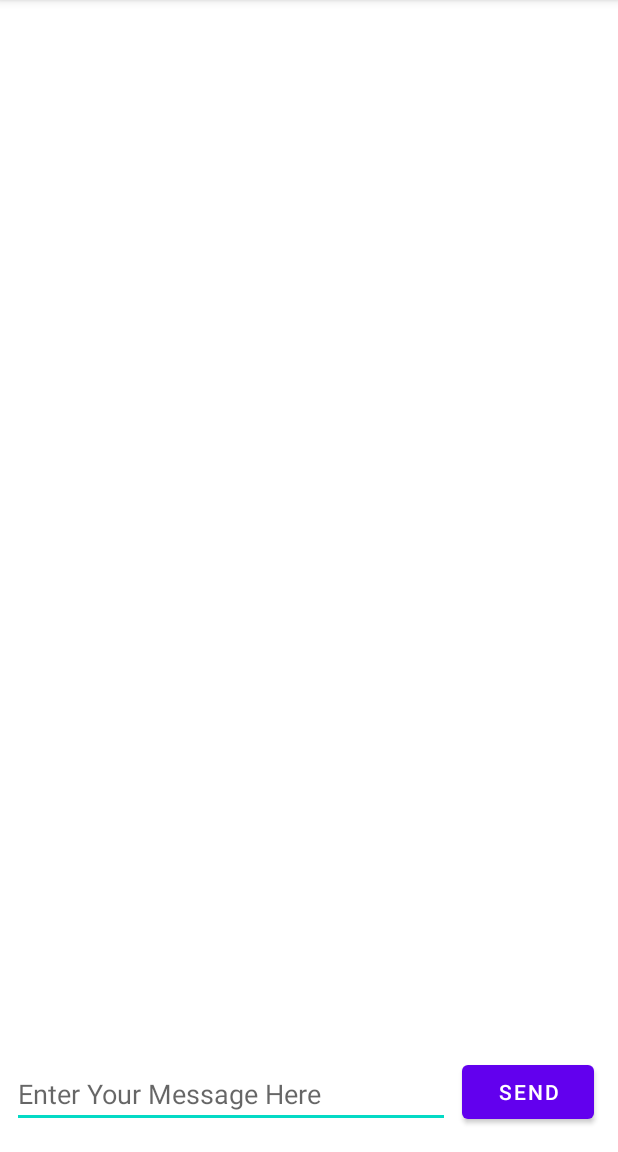
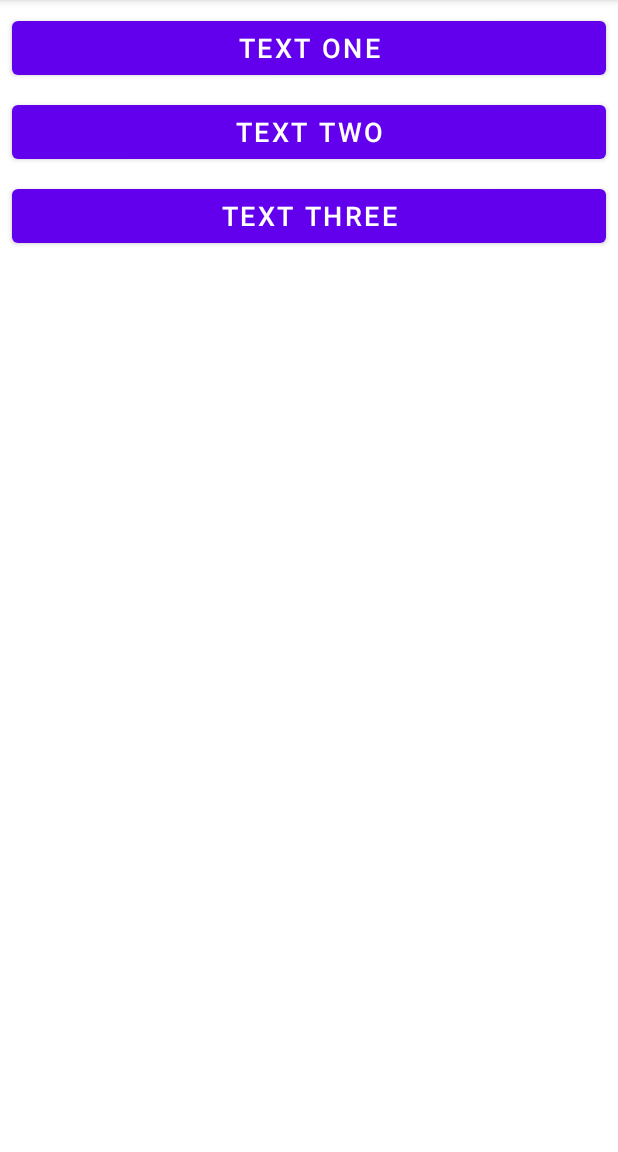
Before and after one commit to RohanSubba/Activities-and-intents, an Android app: the MainActivity screen opened directly, with no data from a screen before it, on a phone screen of 412 x 824 dp, the part 84-1236 px from its top. Run offline under Robolectric (Android 15) with nearby library versions, the phone set to English and light mode, and no system bars.

Commit message:
coding challenge completed

```diff
--- a/app/src/main/java/com/example/twoactivities/MainActivity.java
+++ b/app/src/main/java/com/example/twoactivities/MainActivity.java
@@ -1,56 +1,41 @@
 package com.example.twoactivities;
-
-import androidx.annotation.Nullable;
 import androidx.appcompat.app.AppCompatActivity;
 
 import android.content.Intent;
 import android.os.Bundle;
-import android.util.Log;
 import android.view.View;
-import android.widget.EditText;
-import android.widget.TextView;
+import android.widget.Toast;
+
+import com.example.twoactivities.R;
+import com.example.twoactivities.SecondActivity;
 
 public class MainActivity extends AppCompatActivity {
-    public static final int TEXT_REQUEST = 1;
-    private TextView mReplyHeadTextView;
-    private TextView mReplyTextView;
 
-    private EditText mMessageEditText;
-    public static final String EXTRA_MESSAGE =
-            "com.example.android.twoactivities.extra.MESSAGE";
-
-    private static final String LOG_TAG =
-            MainActivity.class.getSimpleName();
+    public static final String EXTRA_TEXT = "me.mahakagg.threebuttonstwoactivities.extra.TEXT";
 
     @Override
     protected void onCreate(Bundle savedInstanceState) {
         super.onCreate(savedInstanceState);
         setContentView(R.layout.activity_main);
-        mMessageEditText = findViewById(R.id.editText_main);
-        mReplyHeadTextView = findViewById(R.id.text_header_reply);
-        mReplyTextView = findViewById(R.id.text_message_reply);
-
     }
 
-    public void launchSecondActivity(View view) {
-        Log.d(LOG_TAG, "Button clicked!");
+    public void showText(View view) {
         Intent intent = new Intent(this, SecondActivity.class);
-        startActivity(intent);
-        String message = mMessageEditText.getText().toString();
-        intent.putExtra(EXTRA_MESSAGE, message);
-        startActivityForResult(intent, TEXT_REQUEST);
-    }
 
-    @Override
-    protected void onActivityResult(int requestCode, int resultCode, @Nullable Intent data) {
-        super.onActivityResult(requestCode, resultCode, data);
-        if (requestCode == TEXT_REQUEST) {
-            if (resultCode == RESULT_OK) {
-                String reply = data.getStringExtra(SecondActivity.EXTRA_REPLY);
-                mReplyHeadTextView.setVisibility(View.VISIBLE);
-                mReplyTextView.setText(reply);
-                mReplyTextView.setVisibility(View.VISIBLE);
-            }
+//        insert some random text; got from randomtextgenerator.com
+        switch (view.getId()){
+            case R.id.button_one:
+                intent.putExtra(EXTRA_TEXT, getString(R.string.display_one)); startActivity(intent);
+                break;
+            case R.id.button_two:
+                intent.putExtra(EXTRA_TEXT, getString(R.string.display_two)); startActivity(intent);
+                break;
+            case R.id.button_three:
+                intent.putExtra(EXTRA_TEXT, getString(R.string.display_three)); startActivity(intent);
+                break;
+            default:
+                Toast.makeText(MainActivity.this, "There was an error", Toast.LENGTH_LONG).show();
+                break;
         }
     }
 }
--- a/app/src/main/res/layout/activity_main.xml
+++ b/app/src/main/res/layout/activity_main.xml
@@ -6,55 +6,45 @@
     android:layout_height="match_parent"
     tools:context=".MainActivity">
 
-    <TextView
-        android:id="@+id/text_header_reply"
-        android:layout_width="wrap_content"
+    <Button
+        android:id="@+id/button_one"
+        android:layout_width="0dp"
         android:layout_height="wrap_content"
-        android:layout_marginLeft="8dp"
+        android:layout_marginEnd="8dp"
         android:layout_marginStart="8dp"
-        android:layout_marginTop="16dp"
-        android:text="@string/text_header_reply"
-        android:textAppearance="@style/TextAppearance.AppCompat.Medium"
-        android:textStyle="bold"
+        android:layout_marginTop="8dp"
+        android:text="@string/text_one"
+        android:textSize="18sp"
+        app:layout_constraintEnd_toEndOf="parent"
         app:layout_constraintStart_toStartOf="parent"
         app:layout_constraintTop_toTopOf="parent"
-        android:visibility="invisible"/>
+        android:onClick="showText"/>
 
-    <TextView
-        android:id="@+id/text_message_reply"
-        android:layout_width="wrap_content"
+    <Button
+        android:id="@+id/button_two"
+        android:layout_width="0dp"
         android:layout_height="wrap_content"
+        android:layout_marginEnd="8dp"
         android:layout_marginStart="8dp"
         android:layout_marginTop="8dp"
-        android:text=""
-        android:textAppearance="@style/TextAppearance.AppCompat.Medium"
+        android:text="@string/text_two"
+        android:textSize="18sp"
+        app:layout_constraintEnd_toEndOf="parent"
         app:layout_constraintStart_toStartOf="parent"
-        app:layout_constraintTop_toBottomOf="@+id/text_header_reply"
-        android:visibility="invisible"/>
+        app:layout_constraintTop_toBottomOf="@+id/button_one"
+        android:onClick="showText"/>
 
     <Button
-        android:id="@+id/button_main"
-        android:layout_width="wrap_content"
-        android:layout_height="wrap_content"
-        android:layout_marginEnd="16dp"
-        android:layout_marginBottom="16dp"
-        android:onClick="launchSecondActivity"
-        android:text="@string/button_main"
-        app:layout_constraintBottom_toBottomOf="parent"
-        app:layout_constraintEnd_toEndOf="parent" />
-
-    <EditText
-        android:id="@+id/editText_main"
+        android:id="@+id/button_three"
         android:layout_width="0dp"
         android:layout_height="wrap_content"
+        android:layout_marginEnd="8dp"
         android:layout_marginStart="8dp"
-        android:layout_marginEnd="8dp"
-        android:layout_marginBottom="16dp"
-        android:ems="10"
-        android:hint="@string/editText_main"
-        android:inputType="textLongMessage"
-        android:text=""
-        app:layout_constraintBottom_toBottomOf="parent"
-        app:layout_constraintEnd_toStartOf="@+id/button_main"
-        app:layout_constraintStart_toStartOf="parent" />
+        android:layout_marginTop="8dp"
+        android:text="@string/text_three"
+        android:textSize="18sp"
+        app:layout_constraintEnd_toEndOf="parent"
+        app:layout_constraintStart_toStartOf="parent"
+        app:layout_constraintTop_toBottomOf="@+id/button_two"
+        android:onClick="showText"/>
 </androidx.constraintlayout.widget.ConstraintLayout>
--- a/app/src/main/res/values/strings.xml
+++ b/app/src/main/res/values/strings.xml
@@ -1,9 +1,10 @@
 <resources>
     <string name="app_name">Two Activities</string>
-    <string name="button_main">Send</string>
-    <string name="text_header">Message Recieved</string>
-    <string name="editText_main">Enter Your Message Here</string>
-    <string name="button_second">Reply</string>
-    <string name="editText_second">Enter Your Reply Here</string>
-    <string name="text_header_reply">Reply Received</string>
+
+    <string name="text_one">Text One</string>
+    <string name="text_two">Text Two</string>
+    <string name="text_three">Text Three</string>
+    <string name="display_one">This is text one</string>
+    <string name="display_two">This is text two</string>
+    <string name="display_three">This is text three</string>
 </resources>
```
Also changed, not shown: app/src/main/java/com/example/twoactivities/SecondActivity.java (+4 -18 lines), app/src/main/res/layout/activity_second.xml (+19 -44 lines), 16 other files.
